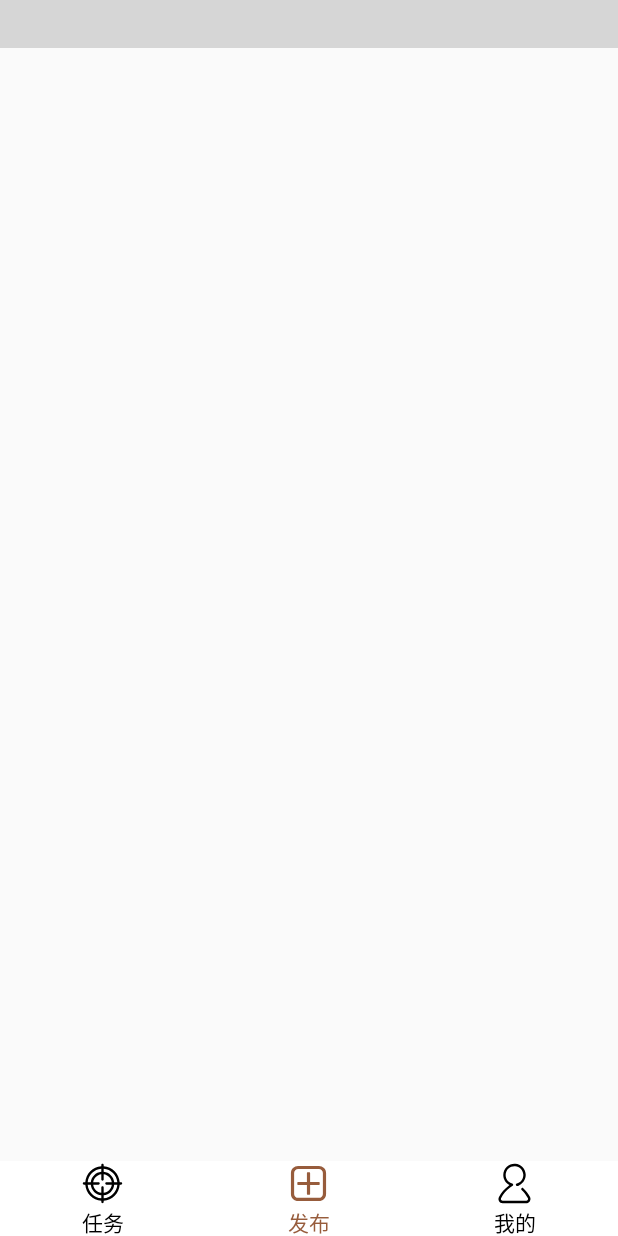
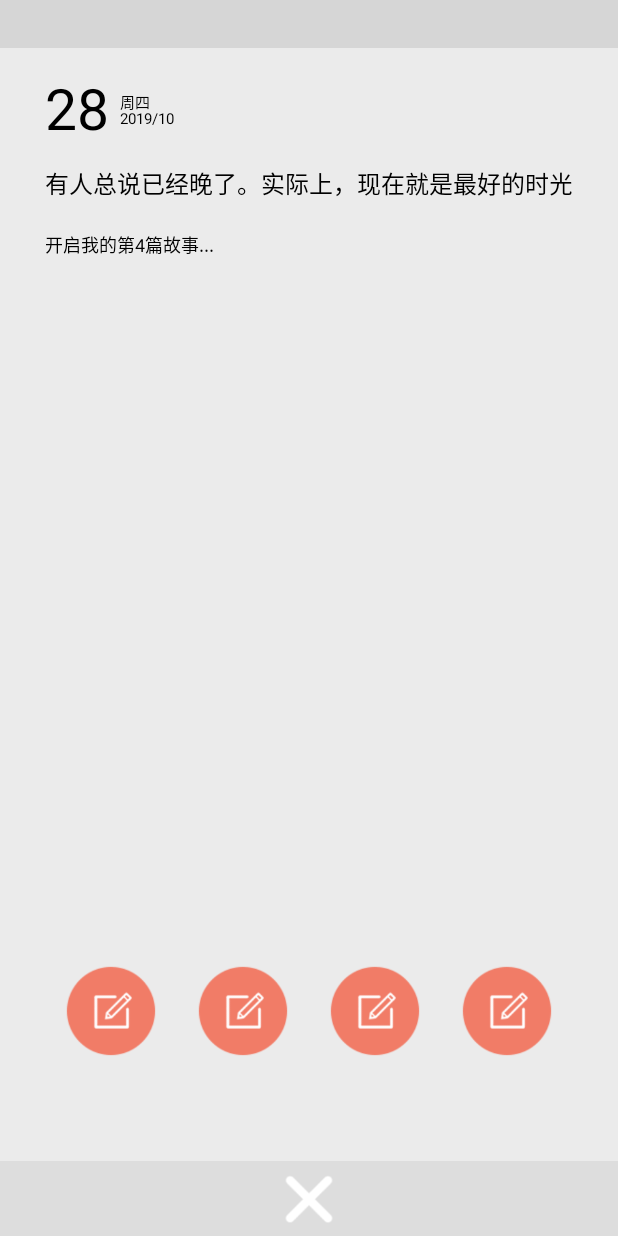
Before and after one commit to 13204236momo/FastMan, an Android app: the screen it shows after launch (MainActivity), after a tap on "发布", on a phone screen of 412 x 824 dp. Run offline under Robolectric (Android 15) with nearby library versions, the phone set to English and light mode, and no system bars; our stand-ins replace ButterKnife, RxJava; libraries missing offline, so code that uses them is left out: com.chad.library; plain views replace ClassicsFooter, ClassicsHeader, SmartRefreshLayout; pictures from the network do not load; 2 statements that could not run were skipped; grey boxes are pictures that could not be loaded.

Commit message:
发布页面

```diff
--- a/app/build.gradle
+++ b/app/build.gradle
@@ -9,8 +9,8 @@ android {
     signingConfigs {
         //默认的debug签名信息，通过数据线安装就是用的这个
         debug {
-            //storeFile file('/Users/zhoumohan/.android/debug.keystore')
-            storeFile file('C:\\Users\\zhoumohan\\.android\\debug.keystore')
+            storeFile file('/Users/zhoumohan/.android/debug.keystore')
+            //storeFile file('C:\\Users\\zhoumohan\\.android\\debug.keystore')
             storePassword 'android'
             keyAlias = 'androiddebugkey'
             keyPassword 'android'
--- a/app/src/main/java/com/tianshang/fastman/main/MainActivity.java
+++ b/app/src/main/java/com/tianshang/fastman/main/MainActivity.java
@@ -1,25 +1,21 @@
 package com.tianshang.fastman.main;
 
-import android.content.Intent;
-import android.graphics.Color;
-import android.graphics.drawable.Drawable;
-import android.graphics.drawable.VectorDrawable;
+import android.app.Dialog;
 import android.os.Bundle;
 import android.util.Log;
 import android.view.View;
 import android.widget.TextView;
 
 import androidx.fragment.app.Fragment;
-import androidx.viewpager.widget.ViewPager;
 
-import com.tianshang.common.Retrofit.result.CommonListResult;
-import com.tianshang.common.Retrofit.RetrofitRequest;
-import com.tianshang.common.Retrofit.RetrofitHelper;
+import com.tianshang.common.retrofit.RetrofitHelper;
+import com.tianshang.common.retrofit.RetrofitRequest;
+import com.tianshang.common.retrofit.result.CommonListResult;
 import com.tianshang.common.base.BaseActivity;
+import com.tianshang.common.entity.app.School;
 import com.tianshang.common.widget.NoScrollViewPager;
 import com.tianshang.fastman.R;
-import com.tianshang.common.entity.app.School;
-import com.tianshang.fastman.mine.LoginActivity;
+import com.tianshang.fastman.task.AddRecordDialog;
 
 import java.util.ArrayList;
 import java.util.List;
@@ -62,7 +58,8 @@ public class MainActivity extends BaseActivity {
 
         vpMain.setScrollable(false);
         vpMain.setAdapter(new MainPagerAdapter(getSupportFragmentManager(), mFragmentList));
-
+        tvTab1.setTextColor(getResources().getColor(R.color.brown));
+        tvTab1.getCompoundDrawables()[1].setTint(getResources().getColor(R.color.brown));
 //        tvTab3.setOnClickListener(v -> startActivity(new Intent(MainActivity.this, LoginActivity.class)));
 //
 //        tvTab2.setOnClickListener(v -> http());
@@ -89,7 +86,7 @@ public class MainActivity extends BaseActivity {
                 tvTab3.setTextColor(getResources().getColor(R.color.black));
                 tvTab3.getCompoundDrawables()[1].setTint(getResources().getColor(R.color.black));
 
-                vpMain.setCurrentItem(1);
+                addRecord();
                 break;
             case R.id.tab3:
                 tvTab1.setTextColor(getResources().getColor(R.color.black));
@@ -102,6 +99,12 @@ public class MainActivity extends BaseActivity {
                 vpMain.setCurrentItem(2);
                 break;
         }
+    }
+
+    private void addRecord() {
+        Dialog dialog = new AddRecordDialog(this);
+        dialog.show();
+        Log.d("zhou",System.currentTimeMillis()+"");
     }
 
 
--- a/app/src/main/java/com/tianshang/fastman/main/TaskAdapter.java
+++ b/app/src/main/java/com/tianshang/fastman/main/TaskAdapter.java
@@ -5,6 +5,8 @@ import android.widget.ImageView;
 import androidx.annotation.NonNull;
 
 import com.bumptech.glide.Glide;
+import com.bumptech.glide.load.resource.bitmap.RoundedCorners;
+import com.bumptech.glide.request.RequestOptions;
 import com.chad.library.adapter.base.BaseQuickAdapter;
 import com.chad.library.adapter.base.BaseViewHolder;
 import com.tianshang.common.entity.app.TaskListEntity;
@@ -20,7 +22,15 @@ public class TaskAdapter extends BaseQuickAdapter<TaskListEntity,BaseViewHolder>
     @Override
     protected void convert(@NonNull BaseViewHolder helper, TaskListEntity item) {
         helper.setText(R.id.tv_content,item.getContent());
-        Glide.with(mContext).load(item.getProfile()).into((ImageView) helper.getView(R.id.iv_profile));
+
+        RequestOptions options = new RequestOptions();
+        options.placeholder(R.drawable.default_icon); //设置加载未完成时的占位图
+        options.error(R.drawable.default_icon); //设置加载异常时的占位图
+        Glide.with(mContext)
+                .load(item.getProfile())
+                .apply(options)
+                .apply(RequestOptions.bitmapTransform(new RoundedCorners(20)))
+                .into((ImageView) helper.getView(R.id.iv_profile));
 
     }
 }
--- /dev/null
+++ b/app/src/main/java/com/tianshang/fastman/task/AddRecordDialog.java
@@ -0,0 +1,85 @@
+package com.tianshang.fastman.task;
+
+import android.app.Dialog;
+import android.content.Context;
+import android.content.Intent;
+import android.graphics.drawable.ColorDrawable;
+import android.os.Bundle;
+
+import android.view.View;
+import android.view.Window;
+import android.view.WindowManager;
+import android.widget.ImageView;
+import android.widget.RelativeLayout;
+import android.widget.TextView;
+
+
+import androidx.annotation.NonNull;
+
+import com.tianshang.common.utils.CalendarUtil;
+import com.tianshang.fastman.R;
+
+import butterknife.BindView;
+import butterknife.ButterKnife;
+import butterknife.OnClick;
+
+/**
+ * Created by Administrator on 2018/6/4 0004.
+ */
+
+public class AddRecordDialog extends Dialog {
+
+    @BindView(R.id.rl_record)
+    RelativeLayout rlRecord;
+    @BindView(R.id.iv_cancel)
+    ImageView ivCancel;
+    @BindView(R.id.tv_day_of_month)
+    TextView tvDayOfMonth;
+    @BindView(R.id.tv_day_of_week)
+    TextView tvDayOfWeek;
+    @BindView(R.id.tv_year_month)
+    TextView tvYearMonth;
+    @BindView(R.id.iv_word)
+    ImageView ivWord;
+
+
+    private Context context;
+
+    public AddRecordDialog(@NonNull Context context) {
+        super(context);
+        this.context = context;
+    }
+
+    @Override
+    protected void onCreate(Bundle savedInstanceState) {
+        super.onCreate(savedInstanceState);
+        getWindow().requestFeature(Window.FEATURE_NO_TITLE);
+        View view = View.inflate(context, R.layout.dialog_add_record, null);
+        setContentView(view);
+        ButterKnife.bind(this, view);
+        getWindow().setBackgroundDrawable(new ColorDrawable(0xdeffffff));
+        getWindow().setLayout(WindowManager.LayoutParams.MATCH_PARENT, WindowManager.LayoutParams.MATCH_PARENT);
+        initView();
+    }
+
+    private void initView() {
+
+        if (CalendarUtil.getCurrentDay()<10){
+            tvDayOfMonth.setText("0"+CalendarUtil.getCurrentDay());
+        }
+        tvDayOfWeek.setText(CalendarUtil.getCurrentDayOfWeekString());
+        tvYearMonth.setText(CalendarUtil.getCurrentYear() + "/" + CalendarUtil.getCurrentMonth());
+
+    }
+
+    @OnClick({R.id.iv_cancel,R.id.iv_word})
+    void onClick(View view) {
+        switch (view.getId()) {
+            case R.id.iv_cancel:
+                dismiss();
+            case R.id.iv_word:
+                //context.startActivity(new Intent(context,AddWordActivity.class));
+                break;
+        }
+    }
+}
--- /dev/null
+++ b/app/src/main/res/drawable/default_icon.xml
@@ -0,0 +1,11 @@
+<?xml version="1.0" encoding="utf-8"?>
+<vector xmlns:android="http://schemas.android.com/apk/res/android"
+    android:width="1024dp"
+    android:height="1024dp"
+    android:viewportWidth="1024"
+    android:viewportHeight="1024">
+
+    <path
+        android:fillColor="#000000"
+        android:pathData="M886 154H138c-40.7 0-73.6 33-73.6 73.6v568.8c0 40.7 33 73.6 73.6 73.6h748c40.7 0 73.6-33 73.6-73.6V227.6c0-40.6-33-73.6-73.6-73.6zM604.3 280.9c40.7 0 73.7 33 73.7 73.7s-33 73.7-73.7 73.7-73.7-33-73.7-73.7 33-73.7 73.7-73.7zM137.7 772.1S198 420.5 338.2 420.5c137.4 0 172.4 245.9 269.1 245.9 61 0 54.6-111 151.4-111 69.4 0 113.5 216.7 113.5 216.7H137.7z" />
+</vector>
--- /dev/null
+++ b/app/src/main/res/layout/dialog_add_record.xml
@@ -0,0 +1,129 @@
+<?xml version="1.0" encoding="utf-8"?>
+<RelativeLayout xmlns:android="http://schemas.android.com/apk/res/android"
+    xmlns:app="http://schemas.android.com/apk/res-auto"
+    xmlns:tools="http://schemas.android.com/tools"
+    android:id="@+id/rl_record"
+    android:layout_width="match_parent"
+    android:layout_height="match_parent"
+    android:background="@android:color/transparent">
+
+    <TextView
+        android:id="@+id/tv_day_of_month"
+        android:layout_width="wrap_content"
+        android:layout_height="wrap_content"
+        android:text="28"
+        android:textSize="38sp"
+        android:textColor="@android:color/black"
+        android:layout_marginLeft="30dp"
+        android:layout_marginTop="46dp"/>
+    <TextView
+        android:id="@+id/tv_day_of_week"
+        android:layout_width="wrap_content"
+        android:layout_height="wrap_content"
+        android:text="周一"
+        android:textSize="10sp"
+        android:textColor="@android:color/black"
+        android:layout_marginLeft="80dp"
+        android:layout_marginTop="60dp"/>
+    <TextView
+        android:id="@+id/tv_year_month"
+        android:layout_width="wrap_content"
+        android:layout_height="wrap_content"
+        android:text="2018/05"
+        android:textSize="10sp"
+        android:textColor="@android:color/black"
+        android:layout_marginLeft="80dp"
+        android:layout_marginTop="72dp"/>
+
+    <TextView
+        android:id="@+id/tv_mood"
+        android:layout_width="wrap_content"
+        android:layout_height="wrap_content"
+        android:text="有人总说已经晚了。实际上，现在就是最好的时光"
+        android:textSize="16sp"
+        android:textColor="@android:color/black"
+        android:layout_marginRight="30dp"
+        android:layout_marginLeft="30dp"
+        android:layout_marginTop="110dp"/>
+
+    <TextView
+        android:layout_width="wrap_content"
+        android:layout_height="wrap_content"
+        android:text="开启我的第4篇故事..."
+        android:textSize="12sp"
+        android:layout_below="@+id/tv_mood"
+        android:textColor="@android:color/black"
+        android:layout_marginLeft="30dp"
+        android:layout_marginTop="20dp"/>
+
+    <LinearLayout
+        android:layout_width="match_parent"
+        android:layout_height="wrap_content"
+        android:layout_marginLeft="30dp"
+        android:layout_marginRight="30dp"
+        android:layout_alignParentBottom="true"
+        android:layout_marginBottom="120dp"
+        android:orientation="horizontal">
+        <FrameLayout
+            android:layout_width="0dp"
+            android:layout_weight="1"
+            android:layout_height="wrap_content">
+            <ImageView
+                android:id="@+id/iv_word"
+                android:layout_width="60dp"
+                android:layout_height="60dp"
+                android:layout_gravity="center"
+                android:background="@mipmap/add_word"/>
+        </FrameLayout>
+        <FrameLayout
+            android:layout_width="0dp"
+            android:layout_weight="1"
+            android:layout_height="wrap_content">
+            <ImageView
+                android:id="@+id/iv_picture"
+                android:layout_width="60dp"
+                android:layout_height="60dp"
+                android:layout_gravity="center"
+                android:background="@mipmap/add_word"/>
+
+        </FrameLayout>
+        <FrameLayout
+            android:layout_width="0dp"
+            android:layout_weight="1"
+            android:layout_height="wrap_content">
+            <ImageView
+                android:id="@+id/iv_audio"
+                android:layout_width="60dp"
+                android:layout_height="60dp"
+                android:layout_gravity="center"
+                android:background="@mipmap/add_word"/>
+
+        </FrameLayout>
+        <FrameLayout
+            android:layout_width="0dp"
+            android:layout_weight="1"
+            android:layout_height="wrap_content">
+            <ImageView
+                android:id="@+id/iv_video"
+                android:layout_width="60dp"
+                android:layout_height="60dp"
+                android:layout_gravity="center"
+                android:background="@mipmap/add_word"/>
+
+        </FrameLayout>
+    </LinearLayout>
+
+    <View
+        android:layout_width="match_parent"
+        android:layout_height="50dp"
+        android:background="@color/line"
+        android:layout_alignParentBottom="true"/>
+    <ImageView
+        android:id="@+id/iv_cancel"
+        android:layout_width="40dp"
+        android:layout_height="40dp"
+        android:background="@mipmap/add_cha"
+        android:layout_marginBottom="5dp"
+        android:layout_alignParentBottom="true"
+        android:layout_centerHorizontal="true"/>
+</RelativeLayout>
--- a/app/src/main/res/layout/item_task.xml
+++ b/app/src/main/res/layout/item_task.xml
@@ -17,8 +17,7 @@
             android:layout_width="45dp"
             android:layout_height="45dp"
             android:layout_centerVertical="true"
-            android:layout_marginLeft="15dp"
-            android:background="@color/brown" />
+            android:layout_marginLeft="15dp"/>
 
         <TextView
             android:id="@+id/tv_content"
--- a/app/src/main/res/values/colors.xml
+++ b/app/src/main/res/values/colors.xml
@@ -6,4 +6,5 @@
 
     <color name="brown">#975C3C</color>
     <color name="black">#000000</color>
+    <color name="line">#dddddd</color>
 </resources>
--- a/common/src/main/java/com/tianshang/common/Retrofit/RetrofitApi.java
+++ b/common/src/main/java/com/tianshang/common/retrofit/RetrofitApi.java
@@ -1,4 +1,4 @@
-package com.tianshang.common.Retrofit;
+package com.tianshang.common.retrofit;
 
 public class RetrofitApi {
 
--- a/common/src/main/java/com/tianshang/common/Retrofit/RetrofitHelper.java
+++ b/common/src/main/java/com/tianshang/common/retrofit/RetrofitHelper.java
@@ -1,8 +1,8 @@
-package com.tianshang.common.Retrofit;
+package com.tianshang.common.retrofit;
 
 import com.tianshang.common.BuildConfig;
-import com.tianshang.common.Retrofit.interceptor.BaseParamsInterceptor;
-import com.tianshang.common.Retrofit.interceptor.BaseUrlInterceptor;
+import com.tianshang.common.retrofit.interceptor.BaseParamsInterceptor;
+import com.tianshang.common.retrofit.interceptor.BaseUrlInterceptor;
 import java.util.concurrent.TimeUnit;
 import okhttp3.OkHttpClient;
 import retrofit2.Retrofit;
--- a/common/src/main/java/com/tianshang/common/Retrofit/RetrofitRequest.java
+++ b/common/src/main/java/com/tianshang/common/retrofit/RetrofitRequest.java
@@ -1,6 +1,6 @@
-package com.tianshang.common.Retrofit;
+package com.tianshang.common.retrofit;
 
-import com.tianshang.common.Retrofit.result.CommonListResult;
+import com.tianshang.common.retrofit.result.CommonListResult;
 import com.tianshang.common.entity.app.School;
 
 import io.reactivex.Observable;
--- a/common/src/main/java/com/tianshang/common/Retrofit/interceptor/BaseParamsInterceptor.java
+++ b/common/src/main/java/com/tianshang/common/retrofit/interceptor/BaseParamsInterceptor.java
@@ -1,4 +1,4 @@
-package com.tianshang.common.Retrofit.interceptor;
+package com.tianshang.common.retrofit.interceptor;
 
 import android.util.Log;
 import java.io.IOException;
--- a/common/src/main/java/com/tianshang/common/Retrofit/interceptor/BaseUrlInterceptor.java
+++ b/common/src/main/java/com/tianshang/common/retrofit/interceptor/BaseUrlInterceptor.java
@@ -1,4 +1,4 @@
-package com.tianshang.common.Retrofit.interceptor;
+package com.tianshang.common.retrofit.interceptor;
 
 import java.io.IOException;
 import java.util.List;
--- a/common/src/main/java/com/tianshang/common/Retrofit/result/BaseResult.java
+++ b/common/src/main/java/com/tianshang/common/retrofit/result/BaseResult.java
@@ -1,4 +1,4 @@
-package com.tianshang.common.Retrofit.result;
+package com.tianshang.common.retrofit.result;
 
 import java.io.Serializable;
 
--- a/common/src/main/java/com/tianshang/common/Retrofit/result/CommonListResult.java
+++ b/common/src/main/java/com/tianshang/common/retrofit/result/CommonListResult.java
@@ -1,4 +1,4 @@
-package com.tianshang.common.Retrofit.result;
+package com.tianshang.common.retrofit.result;
 
 import java.util.ArrayList;
 
--- a/common/src/main/java/com/tianshang/common/Retrofit/result/CommonResult.java
+++ b/common/src/main/java/com/tianshang/common/retrofit/result/CommonResult.java
@@ -1,6 +1,4 @@
-package com.tianshang.common.Retrofit.result;
-
-import com.tianshang.common.Retrofit.result.BaseResult;
+package com.tianshang.common.retrofit.result;
 
 public class CommonResult<T> extends BaseResult {
     private T data;
--- /dev/null
+++ b/common/src/main/java/com/tianshang/common/utils/CalendarUtil.java
@@ -0,0 +1,79 @@
+package com.tianshang.common.utils;
+
+import java.util.Calendar;
+
+/**
+ * Created by Administrator on 2018/5/31 0031.
+ */
+
+public class CalendarUtil {
+
+    /**
+     * 获取当前年份
+     * @return
+     */
+    public static int getCurrentYear(){
+        Calendar calendar = Calendar.getInstance();
+        return calendar.get(Calendar.YEAR);
+    }
+
+    /**
+     * 获取当前月份
+     * @return
+     */
+    public static int getCurrentMonth(){
+        Calendar calendar = Calendar.getInstance();
+        return calendar.get(Calendar.MONTH) + 1;
+    }
+
+    /**
+     * 获取当前日
+     * @return
+     */
+    public static int getCurrentDay(){
+        Calendar calendar = Calendar.getInstance();
+        return calendar.get(Calendar.DAY_OF_MONTH);
+    }
+
+    /**
+     * 获取当前日
+     * @return
+     */
+    public static int getCurrentDayOfWeekInt(){
+        Calendar calendar = Calendar.getInstance();
+        return calendar.get(Calendar.DAY_OF_WEEK);
+    }
+
+    public static String getCurrentDayOfWeekString(){
+        String day = "";
+        Calendar calendar = Calendar.getInstance();
+
+        switch (calendar.get(Calendar.DAY_OF_WEEK)){
+            case 1:
+                day = "周日";
+                break;
+            case 2:
+                day = "周一";
+                break;
+            case 3:
+                day = "周二";
+                break;
+            case 4:
+                day = "周三";
+                break;
+            case 5:
+                day = "周四";
+                break;
+            case 6:
+                day = "周五";
+                break;
+            case 7:
+                day = "周六";
+                break;
+                default:
+                break;
+        }
+        return day;
+    }
+
+}
--- a/config.gradle
+++ b/config.gradle
@@ -40,7 +40,7 @@ ext{
             //第三方
             "smartRefreshLayout":'com.scwang.smartrefresh:SmartRefreshLayout:1.1.0',
             "butterknife" : 'com.jakewharton:butterknife:10.2.0',
-            "glide": 'com.github.bumptech.glide:glide:4.5.0',
+            "glide": 'com.github.bumptech.glide:glide:4.6.1',
             "adapterHelper": 'com.github.CymChad:BaseRecyclerViewAdapterHelper:2.9.47',
 
 
```
Also changed, not shown: app/src/main/res/mipmap-mdpi/add_cha.png (added), app/src/main/res/mipmap-mdpi/add_word.png (added).
